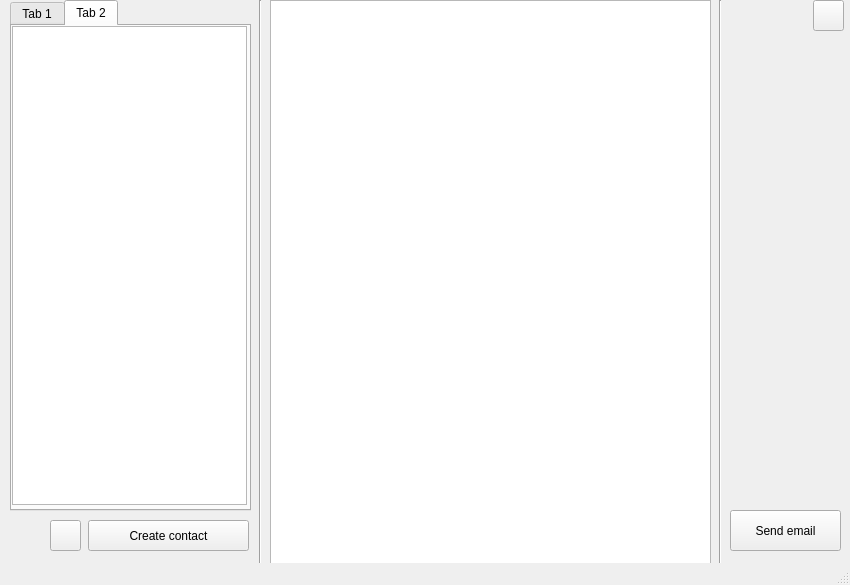
Old version of the form EmailClient/emailclient.ui in the repository Septiemiy/NG_Project_Email_Client_2024.
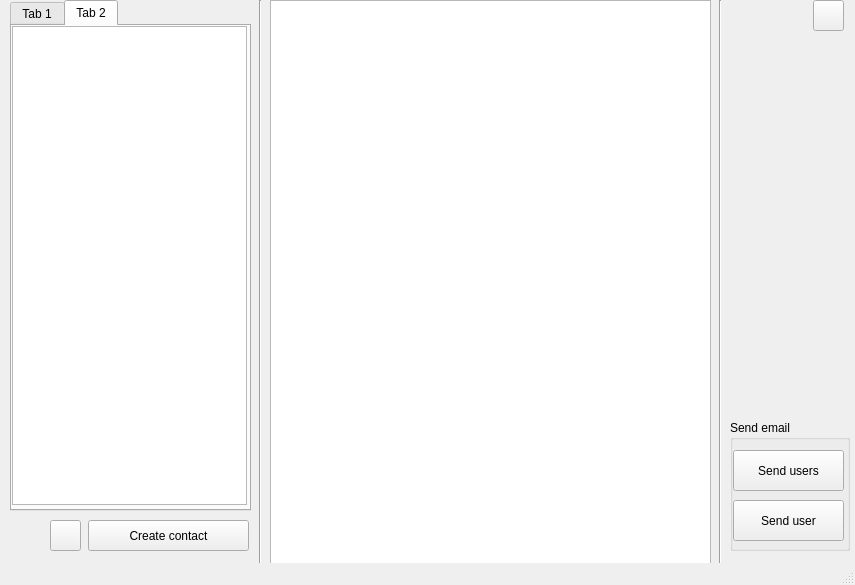
New version of the form.

Commit message: Add user name to login

Diff of the .ui file:
```diff
--- a/EmailClient/emailclient.ui
+++ b/EmailClient/emailclient.ui
@@ -6,7 +6,7 @@
    <rect>
     <x>0</x>
     <y>0</y>
-    <width>850</width>
+    <width>855</width>
     <height>585</height>
    </rect>
   </property>
@@ -53,19 +53,6 @@
      <string/>
     </property>
    </widget>
-   <widget class="QPushButton" name="b_sendEmail">
-    <property name="geometry">
-     <rect>
-      <x>730</x>
-      <y>510</y>
-      <width>111</width>
-      <height>41</height>
-     </rect>
-    </property>
-    <property name="text">
-     <string>Send email</string>
-    </property>
-   </widget>
    <widget class="QPushButton" name="b_logout">
     <property name="geometry">
      <rect>
@@ -145,6 +132,45 @@
      </rect>
     </property>
    </widget>
+   <widget class="QGroupBox" name="groupBox">
+    <property name="geometry">
+     <rect>
+      <x>730</x>
+      <y>420</y>
+      <width>120</width>
+      <height>131</height>
+     </rect>
+    </property>
+    <property name="title">
+     <string>Send email</string>
+    </property>
+    <widget class="QPushButton" name="b_sendUsers">
+     <property name="geometry">
+      <rect>
+       <x>3</x>
+       <y>30</y>
+       <width>111</width>
+       <height>41</height>
+      </rect>
+     </property>
+     <property name="text">
+      <string>Send users</string>
+     </property>
+    </widget>
+    <widget class="QPushButton" name="b_sendUser">
+     <property name="geometry">
+      <rect>
+       <x>3</x>
+       <y>80</y>
+       <width>111</width>
+       <height>41</height>
+      </rect>
+     </property>
+     <property name="text">
+      <string>Send user</string>
+     </property>
+    </widget>
+   </widget>
   </widget>
   <widget class="QMenuBar" name="menubar">
    <property name="geometry">
```
Left out of the diff: 2 changed lines with no effect on the pictures. The commit also changes 5 other files.
